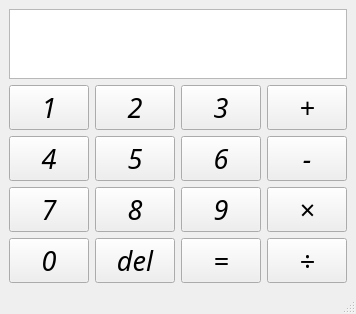
The window that calculator_2.ui (SofiaNikolaeva-adey-201/calculator_2) describes before a commit, drawn with Qt 5.
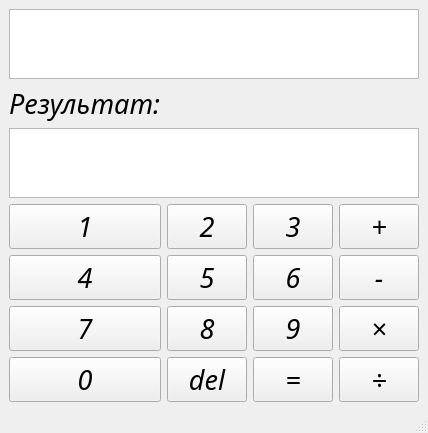
The same window after the commit.

```diff
--- a/calculator_2.ui
+++ b/calculator_2.ui
@@ -6,8 +6,8 @@
    <rect>
     <x>0</x>
     <y>0</y>
-    <width>248</width>
-    <height>276</height>
+    <width>280</width>
+    <height>314</height>
    </rect>
   </property>
   <property name="windowTitle">
@@ -18,147 +18,21 @@
     <item row="0" column="0" colspan="4">
      <widget class="QTextEdit" name="textEdit"/>
     </item>
-    <item row="2" column="3">
-     <widget class="QPushButton" name="pushButton_12">
-      <property name="font">
-       <font>
-        <family>Monotype Corsiva</family>
-        <pointsize>20</pointsize>
-        <italic>true</italic>
-       </font>
-      </property>
-      <property name="text">
-       <string>-</string>
-      </property>
-     </widget>
-    </item>
-    <item row="4" column="0">
-     <widget class="QPushButton" name="pushButton_10">
-      <property name="font">
-       <font>
-        <family>Monotype Corsiva</family>
-        <pointsize>20</pointsize>
-        <italic>true</italic>
-       </font>
-      </property>
-      <property name="text">
-       <string>0</string>
-      </property>
-     </widget>
-    </item>
-    <item row="4" column="1">
-     <widget class="QPushButton" name="pushButton_15">
-      <property name="font">
-       <font>
-        <family>Monotype Corsiva</family>
-        <pointsize>20</pointsize>
-        <italic>true</italic>
-       </font>
-      </property>
-      <property name="text">
-       <string>del</string>
-      </property>
-     </widget>
-    </item>
-    <item row="4" column="2">
-     <widget class="QPushButton" name="pushButton_16">
-      <property name="font">
-       <font>
-        <family>Monotype Corsiva</family>
-        <pointsize>20</pointsize>
-        <italic>true</italic>
-       </font>
-      </property>
-      <property name="text">
-       <string>=</string>
-      </property>
-     </widget>
-    </item>
-    <item row="4" column="3">
-     <widget class="QPushButton" name="pushButton_13">
-      <property name="font">
-       <font>
-        <family>Monotype Corsiva</family>
-        <pointsize>20</pointsize>
-        <italic>true</italic>
-       </font>
-      </property>
-      <property name="text">
-       <string>÷</string>
-      </property>
-     </widget>
-    </item>
-    <item row="3" column="0">
-     <widget class="QPushButton" name="pushButton_7">
-      <property name="font">
-       <font>
-        <family>Monotype Corsiva</family>
-        <pointsize>20</pointsize>
-        <italic>true</italic>
-       </font>
-      </property>
-      <property name="text">
-       <string>7</string>
-      </property>
-     </widget>
-    </item>
-    <item row="3" column="1">
-     <widget class="QPushButton" name="pushButton_8">
-      <property name="font">
-       <font>
-        <family>Monotype Corsiva</family>
-        <pointsize>20</pointsize>
-        <italic>true</italic>
-       </font>
-      </property>
-      <property name="text">
-       <string>8</string>
-      </property>
-     </widget>
-    </item>
-    <item row="2" column="2">
-     <widget class="QPushButton" name="pushButton_6">
-      <property name="font">
-       <font>
-        <family>Monotype Corsiva</family>
-        <pointsize>20</pointsize>
-        <italic>true</italic>
-       </font>
-      </property>
-      <property name="text">
-       <string>6</string>
-      </property>
-     </widget>
-    </item>
-    <item row="2" column="1">
-     <widget class="QPushButton" name="pushButton_5">
-      <property name="font">
-       <font>
-        <family>Monotype Corsiva</family>
-        <pointsize>20</pointsize>
-        <italic>true</italic>
-       </font>
-      </property>
-      <property name="text">
-       <string>5</string>
-      </property>
-     </widget>
-    </item>
-    <item row="3" column="2">
-     <widget class="QPushButton" name="pushButton_9">
-      <property name="font">
-       <font>
-        <family>Monotype Corsiva</family>
-        <pointsize>20</pointsize>
-        <italic>true</italic>
-       </font>
-      </property>
-      <property name="text">
-       <string>9</string>
-      </property>
-     </widget>
-    </item>
     <item row="1" column="0">
+     <widget class="QLabel" name="label">
+      <property name="font">
+       <font>
+        <family>Monotype Corsiva</family>
+        <pointsize>20</pointsize>
+        <italic>true</italic>
+       </font>
+      </property>
+      <property name="text">
+       <string>Результат:</string>
+      </property>
+     </widget>
+    </item>
+    <item row="3" column="0">
      <widget class="QPushButton" name="pushButton">
       <property name="font">
        <font>
@@ -172,7 +46,7 @@
       </property>
      </widget>
     </item>
-    <item row="1" column="1">
+    <item row="3" column="1">
      <widget class="QPushButton" name="pushButton_2">
       <property name="font">
        <font>
@@ -186,7 +60,7 @@
       </property>
      </widget>
     </item>
-    <item row="1" column="2">
+    <item row="3" column="2">
      <widget class="QPushButton" name="pushButton_3">
       <property name="font">
        <font>
@@ -200,7 +74,7 @@
       </property>
      </widget>
     </item>
-    <item row="1" column="3">
+    <item row="3" column="3">
      <widget class="QPushButton" name="pushButton_11">
       <property name="font">
        <font>
@@ -214,7 +88,7 @@
       </property>
      </widget>
     </item>
-    <item row="2" column="0">
+    <item row="4" column="0">
      <widget class="QPushButton" name="pushButton_4">
       <property name="font">
        <font>
@@ -228,7 +102,91 @@
       </property>
      </widget>
     </item>
-    <item row="3" column="3">
+    <item row="4" column="1">
+     <widget class="QPushButton" name="pushButton_5">
+      <property name="font">
+       <font>
+        <family>Monotype Corsiva</family>
+        <pointsize>20</pointsize>
+        <italic>true</italic>
+       </font>
+      </property>
+      <property name="text">
+       <string>5</string>
+      </property>
+     </widget>
+    </item>
+    <item row="4" column="2">
+     <widget class="QPushButton" name="pushButton_6">
+      <property name="font">
+       <font>
+        <family>Monotype Corsiva</family>
+        <pointsize>20</pointsize>
+        <italic>true</italic>
+       </font>
+      </property>
+      <property name="text">
+       <string>6</string>
+      </property>
+     </widget>
+    </item>
+    <item row="4" column="3">
+     <widget class="QPushButton" name="pushButton_12">
+      <property name="font">
+       <font>
+        <family>Monotype Corsiva</family>
+        <pointsize>20</pointsize>
+        <italic>true</italic>
+       </font>
+      </property>
+      <property name="text">
+       <string>-</string>
+      </property>
+     </widget>
+    </item>
+    <item row="5" column="0">
+     <widget class="QPushButton" name="pushButton_7">
+      <property name="font">
+       <font>
+        <family>Monotype Corsiva</family>
+        <pointsize>20</pointsize>
+        <italic>true</italic>
+       </font>
+      </property>
+      <property name="text">
+       <string>7</string>
+      </property>
+     </widget>
+    </item>
+    <item row="5" column="1">
+     <widget class="QPushButton" name="pushButton_8">
+      <property name="font">
+       <font>
+        <family>Monotype Corsiva</family>
+        <pointsize>20</pointsize>
+        <italic>true</italic>
+       </font>
+      </property>
+      <property name="text">
+       <string>8</string>
+      </property>
+     </widget>
+    </item>
+    <item row="5" column="2">
+     <widget class="QPushButton" name="pushButton_9">
+      <property name="font">
+       <font>
+        <family>Monotype Corsiva</family>
+        <pointsize>20</pointsize>
+        <italic>true</italic>
+       </font>
+      </property>
+      <property name="text">
+       <string>9</string>
+      </property>
+     </widget>
+    </item>
+    <item row="5" column="3">
      <widget class="QPushButton" name="pushButton_14">
       <property name="font">
        <font>
@@ -242,6 +200,65 @@
       </property>
      </widget>
     </item>
+    <item row="6" column="0">
+     <widget class="QPushButton" name="pushButton_10">
+      <property name="font">
+       <font>
+        <family>Monotype Corsiva</family>
+        <pointsize>20</pointsize>
+        <italic>true</italic>
+       </font>
+      </property>
+      <property name="text">
+       <string>0</string>
+      </property>
+     </widget>
+    </item>
+    <item row="6" column="1">
+     <widget class="QPushButton" name="pushButton_15">
+      <property name="font">
+       <font>
+        <family>Monotype Corsiva</family>
+        <pointsize>20</pointsize>
+        <italic>true</italic>
+       </font>
+      </property>
+      <property name="text">
+       <string>del</string>
+      </property>
+     </widget>
+    </item>
+    <item row="6" column="2">
+     <widget class="QPushButton" name="pushButton_16">
+      <property name="font">
+       <font>
+        <family>Monotype Corsiva</family>
+        <pointsize>20</pointsize>
+        <italic>true</italic>
+       </font>
+      </property>
+      <property name="text">
+       <string>=</string>
+      </property>
+     </widget>
+    </item>
+    <item row="6" column="3">
+     <widget class="QPushButton" name="pushButton_13">
+      <property name="font">
+       <font>
+        <family>Monotype Corsiva</family>
+        <pointsize>20</pointsize>
+        <italic>true</italic>
+       </font>
+      </property>
+      <property name="text">
+       <string>÷</string>
+      </property>
+     </widget>
+    </item>
+    <item row="2" column="0" colspan="4">
+     <widget class="QTextEdit" name="textEdit_2"/>
+    </item>
    </layout>
   </widget>
   <widget class="QMenuBar" name="menubar">
```
Left out of the diff: 2 changed lines with no effect on the pictures.
